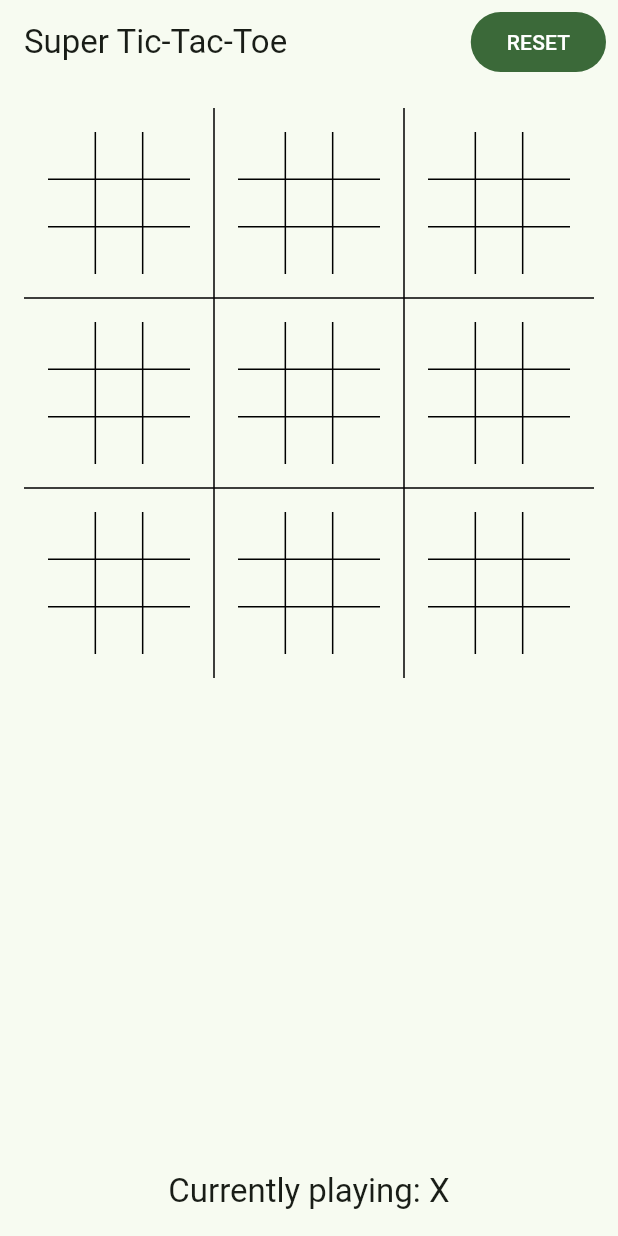
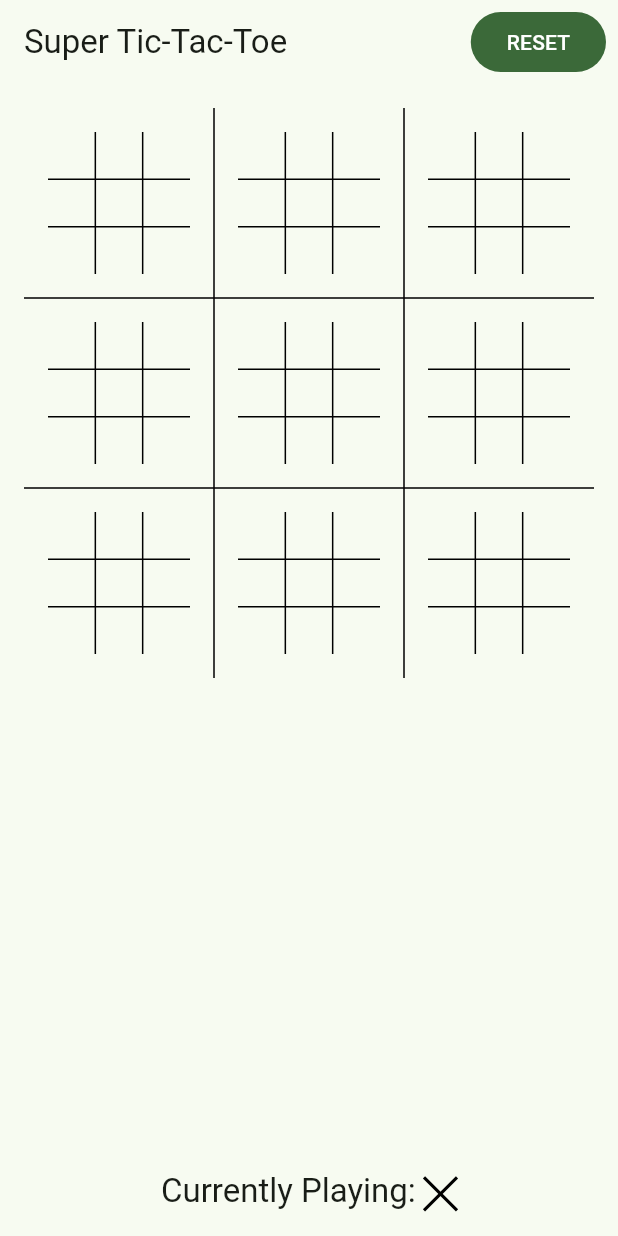
Before and after one commit to DYLERN/super_tictactoe, a Flutter app: the screen it shows after launch, on a phone screen of 412 x 824 dp. Run offline on Flutter 3.47's test engine with Material 3 defaults, Android fonts, the phone set to English and light mode, and no system bars; our stand-ins replace gap.

Commit message:
Use player sprite instead of name in current player indicator

```diff
--- a/lib/game_page.dart
+++ b/lib/game_page.dart
@@ -1,6 +1,7 @@
 import 'package:flutter/material.dart';
 import 'package:gap/gap.dart';
 import 'package:super_tictactoe/game/super_tic_tac_toe.dart';
+import 'package:super_tictactoe/player_sprite.dart';
 import 'package:super_tictactoe/super_grid.dart';
 
 class GamePage extends StatefulWidget {
@@ -45,10 +46,24 @@ class _GamePageState extends State<GamePage> {
                 ),
               ),
               const Gap(8.0),
-              Text(
-                'Currently playing: ${game.currentPlayer.name}',
-                style: Theme.of(context).textTheme.titleLarge,
-              ),
+              Builder(builder: (context) {
+                final textStyle = Theme.of(context).textTheme.titleLarge;
+
+                return Text.rich(
+                  TextSpan(
+                    style: textStyle,
+                    children: [
+                      const TextSpan(text: 'Currently Playing: '),
+                      WidgetSpan(
+                        child: PlayerSprite(
+                          player: game.currentPlayer,
+                          size: Size.square(textStyle?.fontSize ?? 14.0),
+                        ),
+                      ),
+                    ],
+                  ),
+                );
+              }),
             ],
           ),
         ),
--- a/lib/player_sprite.dart
+++ b/lib/player_sprite.dart
@@ -3,12 +3,18 @@ import 'package:super_tictactoe/game/player.dart';
 
 class PlayerSprite extends StatelessWidget {
   final Player player;
+  final Size size;
 
-  const PlayerSprite({super.key, required this.player});
+  const PlayerSprite({
+    super.key,
+    required this.player,
+    this.size = Size.zero,
+  });
 
   @override
   Widget build(BuildContext context) {
     return CustomPaint(
+      size: size,
       painter: switch (player) {
         Player.X => _PlayerXPainter(),
         Player.O => _PlayerOPainter(),
```
